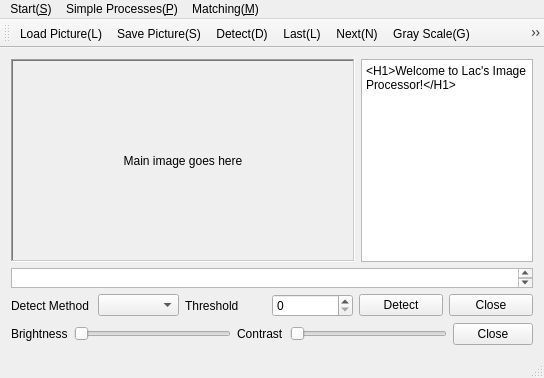
First picture: the form in mymainwindow.ui, repository sheMnapion/Opencv-Qt-Image-Processor, before the edit.
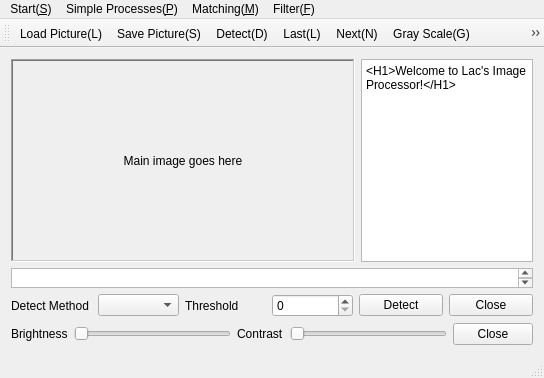
Second picture: the form after the edit. Icons and pictures are not drawn.

What changed in the file:
```diff
--- a/mymainwindow.ui
+++ b/mymainwindow.ui
@@ -210,9 +210,16 @@
     </property>
     <addaction name="actionLoad_Matching_Picture_LMP"/>
    </widget>
+   <widget class="QMenu" name="menuFilter_F">
+    <property name="title">
+     <string>Filter(&amp;F)</string>
+    </property>
+    <addaction name="actionRetina_Model_R"/>
+   </widget>
    <addaction name="menu"/>
    <addaction name="menuSimple_Processes_P"/>
    <addaction name="menuMatching_M"/>
+   <addaction name="menuFilter_F"/>
   </widget>
   <widget class="QToolBar" name="mainToolBar">
    <attribute name="toolBarArea">
```
Left out of the diff: 5 changed lines with no effect on the pictures.
